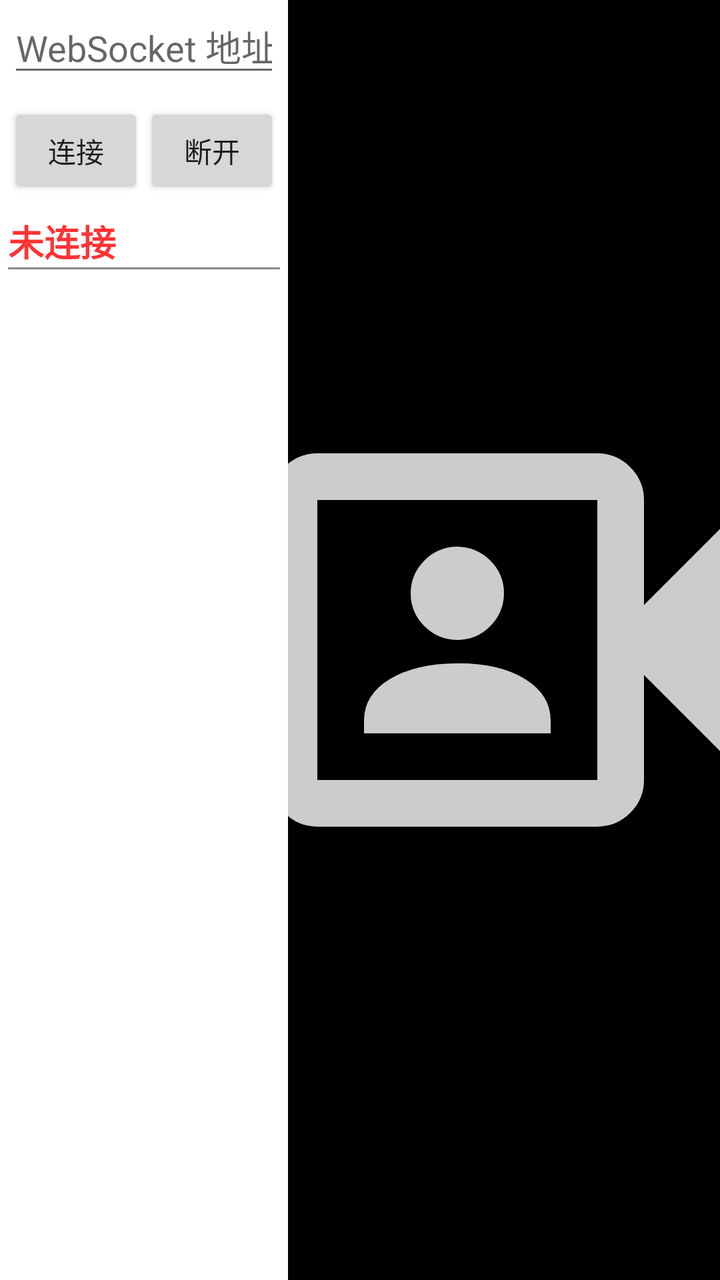
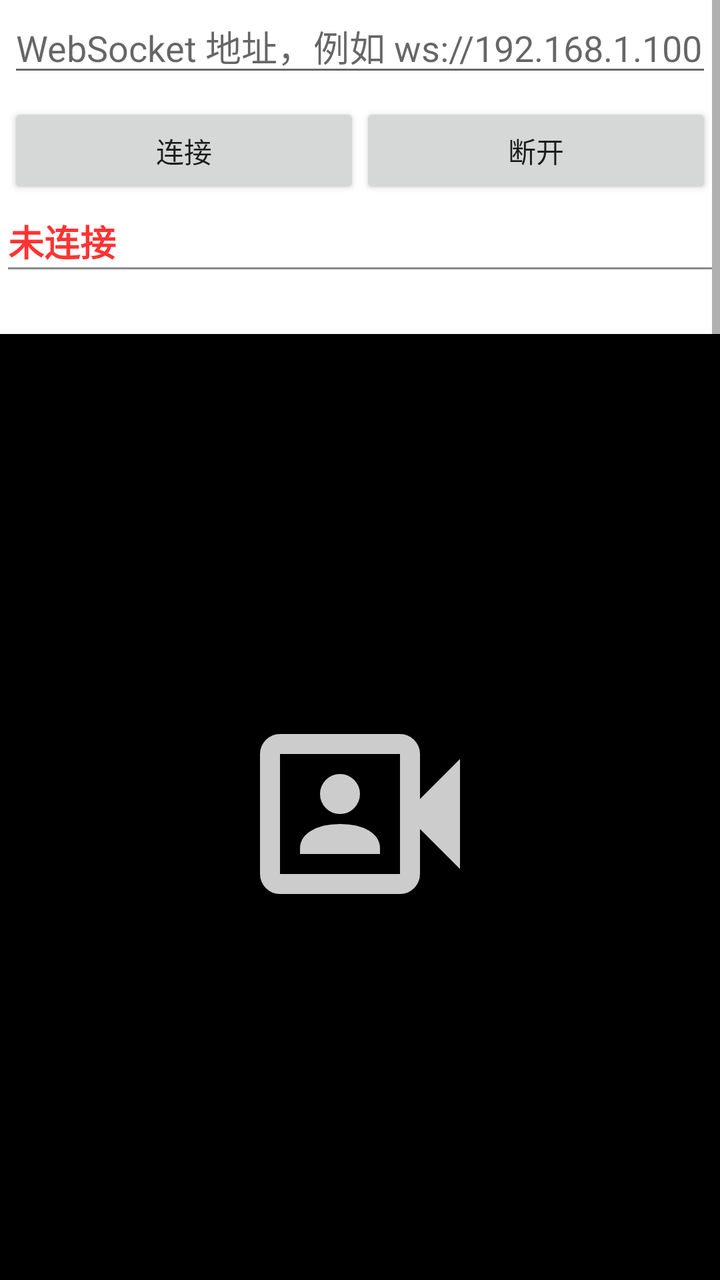

An Android layout rendered at two revisions. The XML below is the earlier revision; the diff shows what the commit changed to produce the second picture.
<!-- AndroidManifest.xml: activity theme Theme.MyCastDemo -->
<!-- res/layout/activity_receiver.xml -->
<?xml version="1.0" encoding="utf-8"?>
<androidx.constraintlayout.widget.ConstraintLayout xmlns:android="http://schemas.android.com/apk/res/android"
    xmlns:app="http://schemas.android.com/apk/res-auto"
    xmlns:tools="http://schemas.android.com/tools"
    android:layout_width="match_parent"
    android:layout_height="match_parent"
    tools:ignore="HardcodedText">

    <androidx.constraintlayout.widget.Guideline
        android:id="@+id/receiverGuideline"
        android:layout_width="wrap_content"
        android:layout_height="wrap_content"
        android:orientation="vertical"
        app:layout_constraintGuide_percent="0.4" />

    <LinearLayout
        android:id="@+id/receiverLeft"
        android:layout_width="0dp"
        android:layout_height="0dp"
        android:background="#ffffff"
        android:orientation="vertical"
        android:paddingStart="4dp"
        android:paddingEnd="4dp"
        app:layout_constraintBottom_toBottomOf="parent"
        app:layout_constraintEnd_toEndOf="@id/receiverGuideline"
        app:layout_constraintStart_toStartOf="parent"
        app:layout_constraintTop_toTopOf="parent">

        <EditText
            android:id="@+id/etUrl"
            android:layout_width="match_parent"
            android:layout_height="wrap_content"
            android:autofillHints=""
            android:hint="WebSocket 地址，例如 ws://192.168.1.100:8080/stream"
            android:inputType="textUri"
            android:maxLines="1" />

        <LinearLayout
            android:layout_width="match_parent"
            android:layout_height="wrap_content"
            android:layout_marginTop="8dp"
            android:orientation="horizontal">

            <Button
                android:id="@+id/btnConnect"
                android:layout_width="0dp"
                android:layout_height="wrap_content"
                android:layout_weight="1"
                android:text="连接" />

            <Button
                android:id="@+id/btnDisconnect"
                android:layout_width="0dp"
                android:layout_height="wrap_content"
                android:layout_weight="1"
                android:text="断开" />
        </LinearLayout>

        <TextView
            android:id="@+id/tvStatus"
            android:layout_width="match_parent"
            android:layout_height="wrap_content"
            android:layout_marginTop="8dp"
            android:text="未连接"
            android:textColor="#ccff0000"
            android:textSize="18dp"
            android:textStyle="bold" />

        <View
            android:layout_width="match_parent"
            android:layout_height="1dp"
            android:background="#888888" />

        <TextView
            android:id="@+id/tvSizeInfo"
            android:layout_width="match_parent"
            android:layout_height="wrap_content"
            android:layout_marginTop="8dp"
            android:text=""
            android:textSize="18dp"
            tools:ignore="SpUsage" />

    </LinearLayout>

    <SurfaceView
        android:id="@+id/surfaceView"
        android:layout_width="0dp"
        android:layout_height="0dp"
        android:keepScreenOn="true"
        app:layout_constraintBottom_toBottomOf="parent"
        app:layout_constraintEnd_toEndOf="parent"
        app:layout_constraintStart_toEndOf="@id/receiverLeft"
        app:layout_constraintTop_toTopOf="parent" />

    <ImageView
        android:id="@+id/surfaceViewPlaceHolder"
        android:layout_width="0dp"
        android:layout_height="0dp"
        android:background="#000000"
        android:contentDescription="@null"
        android:padding="180dp"
        android:scaleType="centerCrop"
        android:src="@drawable/ic_camera"
        android:visibility="visible"
        app:layout_constraintBottom_toBottomOf="parent"
        app:layout_constraintEnd_toEndOf="parent"
        app:layout_constraintStart_toEndOf="@id/receiverLeft"
        app:layout_constraintTop_toTopOf="parent" />

</androidx.constraintlayout.widget.ConstraintLayout>
<!-- resources referenced by this layout -->
<resources>
  <!-- drawable ic_camera (drawable) -->
  <vector xmlns:android="http://schemas.android.com/apk/res/android"
      android:width="24dp"
      android:height="24dp"
      android:viewportWidth="24"
      android:viewportHeight="24">
      <path
          android:fillColor="#ccffffff"
          android:pathData="M6,16h8L14,15.45q0,-1.1 -1.1,-1.78T10,13T7.1,13.68T6,15.45L6,16ZM10,12q0.83,0 1.41,-0.59T12,10q0,-0.83 -0.59,-1.41T10,8Q9.18,8 8.59,8.59T8,10t0.59,1.41T10,12ZM4,20q-0.82,0 -1.41,-0.59T2,18L2,6Q2,5.18 2.59,4.59T4,4L16,4q0.82,0 1.41,0.59Q18,5.18 18,6v4.5l4,-4v11l-4,-4L18,18q0,0.82 -0.59,1.41T16,20L4,20ZM4,18L16,18L16,6L4,6L4,18ZM4,18L4,6L4,18Z" />
  </vector>
  <style name="Theme.MyCastDemo" parent="Theme.AppCompat.Light.NoActionBar" />
</resources>

<!-- the commit's change to res/layout/activity_receiver.xml (unified diff, before → after) -->
@@ -1,110 +1,119 @@
 <?xml version="1.0" encoding="utf-8"?>
-<androidx.constraintlayout.widget.ConstraintLayout xmlns:android="http://schemas.android.com/apk/res/android"
+<ScrollView xmlns:android="http://schemas.android.com/apk/res/android"
     xmlns:app="http://schemas.android.com/apk/res-auto"
     xmlns:tools="http://schemas.android.com/tools"
     android:layout_width="match_parent"
     android:layout_height="match_parent"
+    android:fillViewport="true"
     tools:ignore="HardcodedText">
 
-    <androidx.constraintlayout.widget.Guideline
-        android:id="@+id/receiverGuideline"
-        android:layout_width="wrap_content"
+    <LinearLayout
+        android:layout_width="match_parent"
         android:layout_height="wrap_content"
-        android:orientation="vertical"
-        app:layout_constraintGuide_percent="0.4" />
+        android:orientation="vertical">
 
-    <LinearLayout
-        android:id="@+id/receiverLeft"
-        android:layout_width="0dp"
-        android:layout_height="0dp"
-        android:background="#ffffff"
-        android:orientation="vertical"
-        android:paddingStart="4dp"
-        android:paddingEnd="4dp"
-        app:layout_constraintBottom_toBottomOf="parent"
-        app:layout_constraintEnd_toEndOf="@id/receiverGuideline"
-        app:layout_constraintStart_toStartOf="parent"
-        app:layout_constraintTop_toTopOf="parent">
-
-        <EditText
-            android:id="@+id/etUrl"
+        <LinearLayout
+            android:id="@+id/receiverLeft"
             android:layout_width="match_parent"
             android:layout_height="wrap_content"
-            android:autofillHints=""
-            android:hint="WebSocket 地址，例如 ws://192.168.1.100:8080/stream"
-            android:inputType="textUri"
-            android:maxLines="1" />
+            android:background="#ffffff"
+            android:orientation="vertical"
+            android:paddingStart="4dp"
+            android:paddingEnd="4dp"
+            app:layout_constraintBottom_toBottomOf="parent"
+            app:layout_constraintEnd_toEndOf="@id/receiverGuideline"
+            app:layout_constraintStart_toStartOf="parent"
+            app:layout_constraintTop_toTopOf="parent">
 
-        <LinearLayout
+            <EditText
+                android:id="@+id/etUrl"
+                android:layout_width="match_parent"
+                android:layout_height="wrap_content"
+                android:autofillHints=""
+                android:hint="WebSocket 地址，例如 ws://192.168.1.100:8080/stream"
+                android:inputType="textUri"
+                android:maxLines="1" />
+
+            <LinearLayout
+                android:layout_width="match_parent"
+                android:layout_height="wrap_content"
+                android:layout_marginTop="8dp"
+                android:orientation="horizontal">
+
+                <Button
+                    android:id="@+id/btnConnect"
+                    android:layout_width="0dp"
+                    android:layout_height="wrap_content"
+                    android:layout_weight="1"
+                    android:text="连接" />
+
+                <Button
+                    android:id="@+id/btnDisconnect"
+                    android:layout_width="0dp"
+                    android:layout_height="wrap_content"
+                    android:layout_weight="1"
+                    android:text="断开" />
+            </LinearLayout>
+
+            <TextView
+                android:id="@+id/tvStatus"
+                android:layout_width="match_parent"
+                android:layout_height="wrap_content"
+                android:layout_marginTop="8dp"
+                android:text="未连接"
+                android:textColor="#ccff0000"
+                android:textSize="18dp"
+                android:textStyle="bold"
+                tools:ignore="SpUsage" />
+
+            <View
+                android:layout_width="match_parent"
+                android:layout_height="1dp"
+                android:background="#888888" />
+
+            <TextView
+                android:id="@+id/tvSizeInfo"
+                android:layout_width="match_parent"
+                android:layout_height="wrap_content"
+                android:layout_marginTop="8dp"
+                android:text=""
+                android:textSize="18dp"
+                tools:ignore="SpUsage" />
+
+        </LinearLayout>
+
+        <FrameLayout
             android:layout_width="match_parent"
             android:layout_height="wrap_content"
-            android:layout_marginTop="8dp"
-            android:orientation="horizontal">
+            android:orientation="vertical">
 
-            <Button
-                android:id="@+id/btnConnect"
-                android:layout_width="0dp"
+            <SurfaceView
+                android:id="@+id/surfaceView"
+                android:layout_width="match_parent"
                 android:layout_height="wrap_content"
-                android:layout_weight="1"
-                android:text="连接" />
+                android:keepScreenOn="true"
+                app:layout_constraintBottom_toBottomOf="parent"
+                app:layout_constraintEnd_toEndOf="parent"
+                app:layout_constraintStart_toEndOf="@id/receiverLeft"
+                app:layout_constraintTop_toTopOf="parent" />
 
-            <Button
-                android:id="@+id/btnDisconnect"
-                android:layout_width="0dp"
-                android:layout_height="wrap_content"
-                android:layout_weight="1"
-                android:text="断开" />
-        </LinearLayout>
+            <ImageView
+                android:id="@+id/surfaceViewPlaceHolder"
+                android:layout_width="match_parent"
+                android:layout_height="match_parent"
+                android:background="#000000"
+                android:contentDescription="@null"
+                android:padding="180dp"
+                android:scaleType="centerCrop"
+                android:src="@drawable/ic_camera"
+                android:visibility="visible"
+                app:layout_constraintBottom_toBottomOf="parent"
+                app:layout_constraintEnd_toEndOf="parent"
+                app:layout_constraintStart_toEndOf="@id/receiverLeft"
+                app:layout_constraintTop_toTopOf="parent" />
 
-        <TextView
-            android:id="@+id/tvStatus"
-            android:layout_width="match_parent"
-            android:layout_height="wrap_content"
-            android:layout_marginTop="8dp"
-            android:text="未连接"
-            android:textColor="#ccff0000"
-            android:textSize="18dp"
-            android:textStyle="bold" />
-
-        <View
-            android:layout_width="match_parent"
-            android:layout_height="1dp"
-            android:background="#888888" />
-
-        <TextView
-            android:id="@+id/tvSizeInfo"
-            android:layout_width="match_parent"
-            android:layout_height="wrap_content"
-            android:layout_marginTop="8dp"
-            android:text=""
-            android:textSize="18dp"
-            tools:ignore="SpUsage" />
+        </FrameLayout>
 
     </LinearLayout>
 
-    <SurfaceView
-        android:id="@+id/surfaceView"
-        android:layout_width="0dp"
-        android:layout_height="0dp"
-        android:keepScreenOn="true"
-        app:layout_constraintBottom_toBottomOf="parent"
-        app:layout_constraintEnd_toEndOf="parent"
-        app:layout_constraintStart_toEndOf="@id/receiverLeft"
-        app:layout_constraintTop_toTopOf="parent" />
-
-    <ImageView
-        android:id="@+id/surfaceViewPlaceHolder"
-        android:layout_width="0dp"
-        android:layout_height="0dp"
-        android:background="#000000"
-        android:contentDescription="@null"
-        android:padding="180dp"
-        android:scaleType="centerCrop"
-        android:src="@drawable/ic_camera"
-        android:visibility="visible"
-        app:layout_constraintBottom_toBottomOf="parent"
-        app:layout_constraintEnd_toEndOf="parent"
-        app:layout_constraintStart_toEndOf="@id/receiverLeft"
-        app:layout_constraintTop_toTopOf="parent" />
-
-</androidx.constraintlayout.widget.ConstraintLayout>
+</ScrollView>
<!-- resource entries referenced after the edit -->
@@ -2,8 +2,8 @@
 <resources>
   <!-- drawable ic_camera (drawable) -->
   <vector xmlns:android="http://schemas.android.com/apk/res/android"
-      android:width="24dp"
-      android:height="24dp"
+      android:width="120dp"
+      android:height="120dp"
       android:viewportWidth="24"
       android:viewportHeight="24">
       <path
